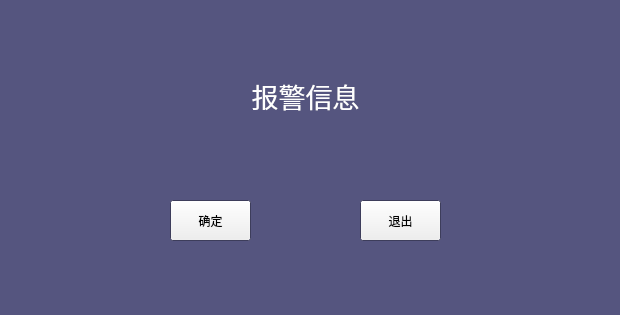
The window that A66-app/systemwarn.ui (Tetraelc/A66_PRO) describes before a commit, drawn with Qt 5.
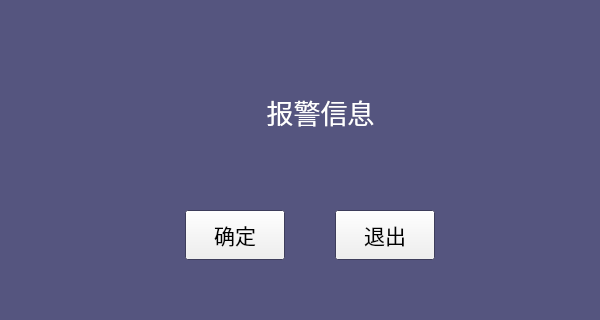
The same window after the commit. Icons and pictures are not drawn.

What changed in the file:
```diff
--- a/A66-app/systemwarn.ui
+++ b/A66-app/systemwarn.ui
@@ -6,8 +6,8 @@
    <rect>
     <x>0</x>
     <y>0</y>
-    <width>620</width>
-    <height>315</height>
+    <width>600</width>
+    <height>320</height>
    </rect>
   </property>
   <property name="palette">
@@ -80,9 +80,9 @@
   <widget class="QLabel" name="label_DisplayAlarm">
    <property name="geometry">
     <rect>
-     <x>90</x>
-     <y>50</y>
-     <width>431</width>
+     <x>110</x>
+     <y>66</y>
+     <width>421</width>
      <height>91</height>
     </rect>
    </property>
@@ -162,31 +162,123 @@
     <set>Qt::AlignCenter</set>
    </property>
   </widget>
-  <widget class="QToolButton" name="toolButton_Comfirm">
+  <widget class="QPushButton" name="toolButton_Quit">
    <property name="geometry">
     <rect>
-     <x>170</x>
-     <y>200</y>
-     <width>81</width>
-     <height>41</height>
+     <x>335</x>
+     <y>210</y>
+     <width>100</width>
+     <height>50</height>
     </rect>
    </property>
-   <property name="text">
-    <string>确定</string>
+   <property name="sizePolicy">
+    <sizepolicy hsizetype="Minimum" vsizetype="Minimum">
+     <horstretch>0</horstretch>
+     <verstretch>0</verstretch>
+    </sizepolicy>
    </property>
-  </widget>
-  <widget class="QToolButton" name="toolButton_Quit">
-   <property name="geometry">
-    <rect>
-     <x>360</x>
-     <y>200</y>
-     <width>81</width>
-     <height>41</height>
-    </rect>
+   <property name="minimumSize">
+    <size>
+     <width>45</width>
+     <height>40</height>
+    </size>
+   </property>
+   <property name="font">
+    <font>
+     <pointsize>16</pointsize>
+    </font>
+   </property>
+   <property name="cursor">
+    <cursorShape>ArrowCursor</cursorShape>
+   </property>
+   <property name="focusPolicy">
+    <enum>Qt::NoFocus</enum>
    </property>
    <property name="text">
     <string>退出</string>
    </property>
+   <property name="icon">
+    <iconset resource="A66-appsrc.qrc">
+     <normaloff>:/ICO/cancel.png</normaloff>:/ICO/cancel.png</iconset>
+   </property>
+   <property name="iconSize">
+    <size>
+     <width>36</width>
+     <height>36</height>
+    </size>
+   </property>
+   <property name="buttonValue" stdset="0">
+    <char>
+     <unicode>0</unicode>
+    </char>
+   </property>
+  </widget>
+  <widget class="QPushButton" name="toolButton_Comfirm">
+   <property name="geometry">
+    <rect>
+     <x>185</x>
+     <y>210</y>
+     <width>100</width>
+     <height>50</height>
+    </rect>
+   </property>
+   <property name="sizePolicy">
+    <sizepolicy hsizetype="Minimum" vsizetype="Minimum">
+     <horstretch>0</horstretch>
+     <verstretch>0</verstretch>
+    </sizepolicy>
+   </property>
+   <property name="minimumSize">
+    <size>
+     <width>45</width>
+     <height>40</height>
+    </size>
+   </property>
+   <property name="font">
+    <font>
+     <pointsize>16</pointsize>
+    </font>
+   </property>
+   <property name="cursor">
+    <cursorShape>ArrowCursor</cursorShape>
+   </property>
+   <property name="focusPolicy">
+    <enum>Qt::NoFocus</enum>
+   </property>
+   <property name="text">
+    <string>确定</string>
+   </property>
+   <property name="icon">
+    <iconset resource="A66-appsrc.qrc">
+     <normaloff>:/ICO/accept.png</normaloff>:/ICO/accept.png</iconset>
+   </property>
+   <property name="iconSize">
+    <size>
+     <width>36</width>
+     <height>36</height>
+    </size>
+   </property>
+   <property name="buttonValue" stdset="0">
+    <char>
+     <unicode>0</unicode>
+    </char>
+   </property>
+  </widget>
+  <widget class="QLabel" name="label_warming">
+   <property name="geometry">
+    <rect>
+     <x>48</x>
+     <y>66</y>
+     <width>121</width>
+     <height>111</height>
+    </rect>
+   </property>
+   <property name="text">
+    <string/>
+   </property>
+   <property name="pixmap">
+    <pixmap resource="A66-appsrc.qrc">:/ICO/warning96*96.png</pixmap>
+   </property>
   </widget>
  </widget>
  <resources/>
```
Left out of the diff: 8 changed lines with no effect on the pictures.
